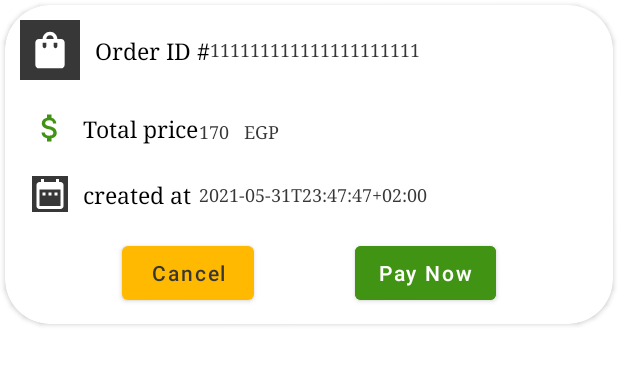
After one commit to OlaAbaza/ecommerce-app, an Android app: the layout item_order_display.xml on its own in the app's theme, with its tools: preview values and no code run, on a phone screen of 412 x 824 dp. The commit adds this screen. Shown: the top 365 px of the screen. Run offline under Robolectric (Android 15) with nearby library versions, the phone set to English and light mode, and no system bars; network calls fail.

Commit message:
item_order_display.xml

```diff
--- a/app/src/main/java/com/example/shopy/ui/displayOrderFragment/DisplayOrderFragment.kt
+++ b/app/src/main/java/com/example/shopy/ui/displayOrderFragment/DisplayOrderFragment.kt
@@ -2,7 +2,6 @@ package com.example.shopy.ui.displayOrderFragment
 
 import android.annotation.SuppressLint
 import android.os.Bundle
-import android.util.Log
 import androidx.fragment.app.Fragment
 import android.view.LayoutInflater
 import android.view.View
@@ -10,14 +9,11 @@ import android.view.ViewGroup
 import androidx.lifecycle.ViewModelProvider
 import com.example.shopy.base.ViewModelFactory
 import com.example.shopy.dataLayer.Repository
-import com.example.shopy.dataLayer.entity.orderGet.GetOrders
 import com.example.shopy.dataLayer.remoteDataLayer.RemoteDataSourceImpl
 import com.example.shopy.dataLayer.room.RoomDataSourceImpl
 import com.example.shopy.databinding.FragmentDisplayOrderBinding
 import com.example.shopy.datalayer.localdatabase.room.RoomService
-import io.reactivex.android.schedulers.AndroidSchedulers
-import io.reactivex.disposables.Disposable
-import io.reactivex.internal.schedulers.IoScheduler
+
 
 class DisplayOrderFragment : Fragment() {
 
@@ -27,7 +23,7 @@ class DisplayOrderFragment : Fragment() {
     override fun onCreateView(
         inflater: LayoutInflater, container: ViewGroup?,
         savedInstanceState: Bundle?
-    ): View? {
+    ): View {
         val view = FragmentDisplayOrderBinding.inflate(inflater, container, false)
 
         val remoteDataSource = RemoteDataSourceImpl()
--- /dev/null
+++ b/app/src/main/res/drawable/ic_baseline_attach_money_24.xml
@@ -0,0 +1,11 @@
+<vector xmlns:android="http://schemas.android.com/apk/res/android"
+    android:width="24dp"
+    android:height="24dp"
+    android:autoMirrored="true"
+    android:tint="@color/green"
+    android:viewportWidth="24"
+    android:viewportHeight="24">
+    <path
+        android:fillColor="@color/green"
+        android:pathData="M11.8,10.9c-2.27,-0.59 -3,-1.2 -3,-2.15 0,-1.09 1.01,-1.85 2.7,-1.85 1.78,0 2.44,0.85 2.5,2.1h2.21c-0.07,-1.72 -1.12,-3.3 -3.21,-3.81V3h-3v2.16c-1.94,0.42 -3.5,1.68 -3.5,3.61 0,2.31 1.91,3.46 4.7,4.13 2.5,0.6 3,1.48 3,2.41 0,0.69 -0.49,1.79 -2.7,1.79 -2.06,0 -2.87,-0.92 -2.98,-2.1h-2.2c0.12,2.19 1.76,3.42 3.68,3.83V21h3v-2.15c1.95,-0.37 3.5,-1.5 3.5,-3.55 0,-2.84 -2.43,-3.81 -4.7,-4.4z" />
+</vector>
--- /dev/null
+++ b/app/src/main/res/drawable/ic_baseline_date_range_24.xml
@@ -0,0 +1,11 @@
+<vector xmlns:android="http://schemas.android.com/apk/res/android"
+    android:width="24dp"
+    android:height="24dp"
+    android:autoMirrored="true"
+    android:tint="#FFFFFF"
+    android:viewportWidth="24"
+    android:viewportHeight="24">
+    <path
+        android:fillColor="@android:color/white"
+        android:pathData="M9,11L7,11v2h2v-2zM13,11h-2v2h2v-2zM17,11h-2v2h2v-2zM19,4h-1L18,2h-2v2L8,4L8,2L6,2v2L5,4c-1.11,0 -1.99,0.9 -1.99,2L3,20c0,1.1 0.89,2 2,2h14c1.1,0 2,-0.9 2,-2L21,6c0,-1.1 -0.9,-2 -2,-2zM19,20L5,20L5,9h14v11z" />
+</vector>
--- /dev/null
+++ b/app/src/main/res/layout/item_order_display.xml
@@ -0,0 +1,170 @@
+<?xml version="1.0" encoding="utf-8"?>
+<androidx.cardview.widget.CardView
+    xmlns:android="http://schemas.android.com/apk/res/android"
+    xmlns:app="http://schemas.android.com/apk/res-auto"
+    android:layout_height="wrap_content"
+    app:cardCornerRadius="30dp"
+    android:layout_margin="3dp"
+    android:backgroundTint="@color/white"
+    android:layout_width="match_parent">
+    <androidx.constraintlayout.widget.ConstraintLayout
+        android:layout_width="match_parent"
+        android:layout_height="wrap_content"
+        android:padding="10dp">
+        <ImageView
+            android:id="@+id/image"
+            android:layout_width="40dp"
+            android:layout_height="40dp"
+            android:layout_marginEnd="100dp"
+            android:background="@color/gray"
+            android:padding="5dp"
+            android:src="@drawable/ic_shopping_bag_24"
+            app:layout_constraintStart_toStartOf="parent"
+            app:layout_constraintTop_toTopOf="parent" />
+
+        <TextView
+            android:id="@+id/orderIDNotEditable"
+            style="@style/text_style"
+            android:layout_width="wrap_content"
+            android:layout_height="wrap_content"
+            android:layout_marginStart="10dp"
+            android:text="@string/order"
+            app:layout_constraintBottom_toBottomOf="@id/image"
+            app:layout_constraintStart_toEndOf="@+id/image"
+            app:layout_constraintTop_toTopOf="@id/image" />
+
+        <TextView
+            android:id="@+id/orderIdEditable"
+            style="@style/text_style"
+            android:layout_width="wrap_content"
+            android:layout_height="wrap_content"
+            android:text="@string/_111111111111111111111"
+            android:textColor="@color/gray"
+            android:textSize="12sp"
+            app:layout_constraintBottom_toBottomOf="@id/image"
+            app:layout_constraintStart_toEndOf="@id/orderIDNotEditable"
+            app:layout_constraintTop_toTopOf="parent" />
+
+
+
+        <ImageView
+            android:layout_marginTop="20dp"
+            android:id="@+id/priceImage"
+            android:layout_width="wrap_content"
+            app:layout_constraintEnd_toEndOf="@id/image"
+            android:layout_height="wrap_content"
+            android:src="@drawable/ic_baseline_attach_money_24"
+            app:layout_constraintStart_toStartOf="parent"
+            app:layout_constraintTop_toBottomOf="@id/image"
+            android:contentDescription="@string/money" />
+
+
+
+        <TextView
+            android:id="@+id/priceNotEditable"
+            style="@style/text_style"
+            android:layout_width="wrap_content"
+            android:layout_height="wrap_content"
+            android:layout_marginStart="10dp"
+            android:text="@string/total_price"
+            app:layout_constraintBottom_toBottomOf="@id/priceImage"
+            app:layout_constraintStart_toEndOf="@+id/priceImage"
+            app:layout_constraintTop_toTopOf="@id/priceImage" />
+
+        <TextView
+            android:gravity="center"
+            android:id="@+id/totalPriceEditable"
+            style="@style/text_style"
+            android:layout_width="wrap_content"
+            android:layout_height="wrap_content"
+            android:text="@string/_170"
+            android:textColor="@color/gray"
+            android:textSize="12sp"
+            app:layout_constraintBottom_toBottomOf="@id/priceNotEditable"
+            app:layout_constraintStart_toEndOf="@id/priceNotEditable"
+            app:layout_constraintTop_toTopOf="priceNotEditable" />
+
+
+        <TextView
+            android:gravity="center"
+            android:id="@+id/currency_code"
+            style="@style/text_style"
+            android:paddingHorizontal="10dp"
+            android:layout_width="wrap_content"
+            android:layout_height="wrap_content"
+            android:text="@string/egp"
+            android:textColor="@color/gray"
+            android:textSize="12sp"
+            app:layout_constraintBottom_toBottomOf="@id/totalPriceEditable"
+            app:layout_constraintStart_toEndOf="@id/totalPriceEditable"
+            app:layout_constraintTop_toTopOf="totalPriceEditable" />
+
+
+
+
+
+        <ImageView
+            android:layout_marginTop="20dp"
+            android:id="@+id/image_created_at"
+            android:layout_width="wrap_content"
+            app:layout_constraintEnd_toEndOf="@id/image"
+            android:layout_height="wrap_content"
+            android:background="@color/gray"
+            android:src="@drawable/ic_baseline_date_range_24"
+            app:layout_constraintStart_toStartOf="parent"
+            app:layout_constraintTop_toBottomOf="@id/priceImage"
+            android:contentDescription="@string/created_at" />
+
+
+
+        <TextView
+            android:id="@+id/created_at"
+            style="@style/text_style"
+            android:layout_width="wrap_content"
+            android:layout_height="wrap_content"
+            android:layout_marginStart="10dp"
+            android:text="@string/created_at"
+            app:layout_constraintBottom_toBottomOf="@id/image_created_at"
+            app:layout_constraintStart_toEndOf="@+id/image_created_at"
+            app:layout_constraintTop_toTopOf="@id/image_created_at" />
+
+        <TextView
+            android:paddingHorizontal="5dp"
+            android:gravity="center"
+            android:id="@+id/createdAtEditable"
+            style="@style/text_style"
+            android:layout_width="wrap_content"
+            android:layout_height="wrap_content"
+            android:text="@string/_2021_05_31t23_47_47_02_00"
+            android:textColor="@color/gray"
+            android:textSize="12sp"
+            app:layout_constraintBottom_toBottomOf="@id/created_at"
+            app:layout_constraintStart_toEndOf="@id/created_at"
+            app:layout_constraintTop_toTopOf="@id/created_at" />
+
+        <Button
+            android:id="@+id/cancelButton"
+            app:layout_constraintEnd_toStartOf="@id/payButton"
+            android:layout_marginTop="20dp"
+            android:layout_width="wrap_content"
+            android:layout_height="wrap_content"
+            app:layout_constraintTop_toBottomOf="@id/createdAtEditable"
+            app:layout_constraintStart_toStartOf="parent"
+            android:text="@string/cancel"
+            android:textColor="@color/gray"
+            android:textAllCaps="false"/>
+        <Button
+            app:layout_constraintStart_toEndOf="@id/cancelButton"
+            android:id="@+id/payButton"
+            android:layout_marginTop="20dp"
+            android:layout_width="wrap_content"
+            android:layout_height="wrap_content"
+            app:layout_constraintTop_toBottomOf="@id/createdAtEditable"
+            app:layout_constraintEnd_toEndOf="parent"
+            android:text="@string/pay_now"
+            android:backgroundTint="@color/green"
+            android:textColor="@color/white"
+            android:textAllCaps="false"/>
+
+    </androidx.constraintlayout.widget.ConstraintLayout>
+</androidx.cardview.widget.CardView>
--- a/app/src/main/res/values/strings.xml
+++ b/app/src/main/res/values/strings.xml
@@ -99,6 +99,16 @@
     <string name="are_you_sure">Are You Sure</string>
     <string name="me">Me</string>
     <string name="paid">Paid</string>
+    <string name="order">Order ID  #</string>
+    <string name="_111111111111111111111">111111111111111111111</string>
+    <string name="money">Money</string>
+    <string name="total_price">Total price  </string>
+    <string name="_170">170</string>
+    <string name="egp">EGP</string>
+    <string name="created_at">created at </string>
+    <string name="_2021_05_31t23_47_47_02_00">2021-05-31T23:47:47+02:00</string>
+    <string name="cancel">Cancel</string>
+    <string name="pay_now">Pay Now</string>
 
     ////////////////abdelrahman/////////////
     <string-array name="sortArr">
```
